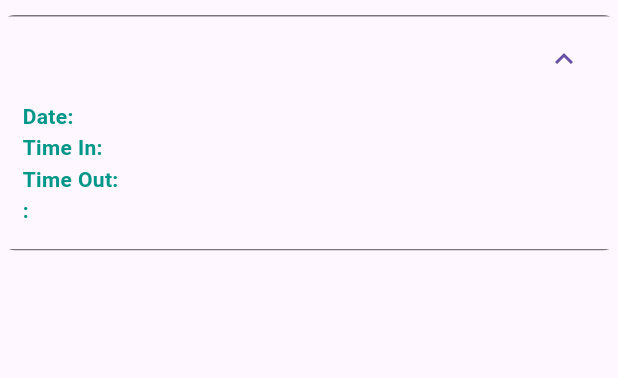
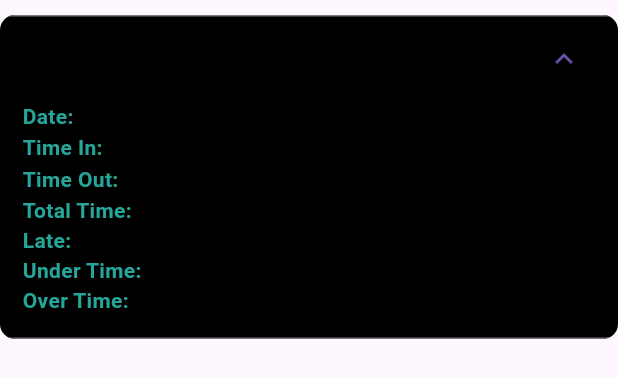
Before and after one commit to arjaymangubat1104/FlutterHRPortal, a Flutter app: the AttendaceHistoryTile widget shown alone on an empty page, opened directly with empty values, after a tap on the "expand more" icon, on a phone screen of 412 x 824 dp. Shown: the top 378 px of the screen. Run offline on Flutter 3.47's test engine with Material 3 defaults, Android fonts, the light colour scheme and no system bars; our stand-ins replace cloud_firestore, date_picker_timeline, firebase_auth, firebase_core, loading_indicator; missing offline and left inert: animated_analog_clock; accounts and stored records are empty.

Commit message:
Update attendance page
-added under_time and late_time
-added total hours

```diff
--- a/lib/models/attendance_model.dart
+++ b/lib/models/attendance_model.dart
@@ -8,6 +8,8 @@ class UserAttendanceModel {
   String? timeIn;
   String? timeOut;
   String? totalTime;
+  String? lateTime;
+  String? underTime;
 
   UserAttendanceModel({
     required this.id,
@@ -19,6 +21,8 @@ class UserAttendanceModel {
     required this.timeIn,
     required this.timeOut,
     this.totalTime,
+    this.lateTime,
+    this.underTime,
   });
 
   factory UserAttendanceModel.fromJson(Map<String, dynamic> json) {
@@ -32,6 +36,8 @@ class UserAttendanceModel {
       timeIn: json['time_in'],
       timeOut: json['time_out'],
       totalTime: json['total_time'],
+      lateTime: json['late_time'],
+      underTime: json['under_time'],
     );
   }
 
@@ -46,6 +52,8 @@ class UserAttendanceModel {
       'time_in': timeIn,
       'time_out': timeOut,
       'total_time': totalTime,
+      'late_time': lateTime,
+      'under_time': underTime,
     };
   }
 
--- a/lib/models/theme_model.dart
+++ b/lib/models/theme_model.dart
@@ -38,7 +38,7 @@ class ThemeManager {
   );
 
   static final ThemeModel customTheme = ThemeModel(
-    themeColor: Colors.teal,
+    themeColor: Colors.teal[400]!,
     textColor: Colors.black,
     boxTextColor: Colors.white,
     backgroundColor: Colors.white,
--- a/lib/utils/attendace_history_tile.dart
+++ b/lib/utils/attendace_history_tile.dart
@@ -1,6 +1,7 @@
 import 'package:flutter/material.dart';
 import 'package:provider/provider.dart';
 
+import '../viewmodel/attendance_view_model.dart';
 import '../viewmodel/theme_view_model.dart';
 
 class AttendaceHistoryTile extends StatelessWidget {
@@ -11,6 +12,8 @@ class AttendaceHistoryTile extends StatelessWidget {
   final String timeOut;
   final String status;
   final String totalTime;
+  final String lateTime;
+  final String underTime;
   final Function(String?)? onChanged;
 
   const AttendaceHistoryTile({
@@ -22,12 +25,15 @@ class AttendaceHistoryTile extends StatelessWidget {
     required this.timeOut,
     required this.status,
     required this.totalTime,
+    required this.lateTime,
+    required this.underTime,
     this.onChanged,
   });
 
   @override
   Widget build(BuildContext context) {
     final themeViewModel = Provider.of<ThemeViewModel>(context);
+    final attendanceViewModel = Provider.of<AttendanceViewModel>(context);
 
     Color changeColor(String value) {
       switch (value) {
@@ -37,16 +43,22 @@ class AttendaceHistoryTile extends StatelessWidget {
           return Colors.red;
         case 'Late':
           return Colors.orange;
+        case 'Under Time':
+          return Colors.blue;
         default:
           return Colors.black;
       }
     }
 
+    Map<String, int> totalTimeComponents = attendanceViewModel.getDurationComponents(totalTime);
+    Map<String, int> lateHoursComponents = attendanceViewModel.getDurationComponents(lateTime);
+    Map<String, int> underTimeComponents = attendanceViewModel.getDurationComponents(underTime);
     return Padding(
       padding: const EdgeInsets.only(top: 10),
       child: ClipRRect(
         borderRadius: BorderRadius.circular(10),
         child: Material(
+          color: changeColor(attendanceStatus),
           child: ExpansionTile(
             title: Row(
               mainAxisAlignment: MainAxisAlignment.spaceBetween,
@@ -57,13 +69,13 @@ class AttendaceHistoryTile extends StatelessWidget {
                       fontWeight: FontWeight.bold,
                       color: themeViewModel.currentTheme.textColor),
                 ),
-                Text(
-                  attendanceStatus,
-                  style: TextStyle(
-                    color: changeColor(attendanceStatus),
-                    fontWeight: FontWeight.bold,
-                  ),
-                )
+                // Text(
+                //   attendanceStatus,
+                //   style: TextStyle(
+                //     color: changeColor(attendanceStatus),
+                //     fontWeight: FontWeight.bold,
+                //   ),
+                // )
               ],
             ),
             childrenPadding: EdgeInsets.only(bottom: 15, left: 15),
@@ -122,14 +134,65 @@ class AttendaceHistoryTile extends StatelessWidget {
               Row(
                 children: [
                   Text(
-                    '$status: ',
+                    'Total Time: ',
                     style: TextStyle(
                         color: themeViewModel.currentTheme.themeColor,
                         fontWeight: FontWeight.bold),
                   ),
                   const SizedBox(width: 10),
                   Text(
-                    totalTime,
+                    '${totalTimeComponents['hours']} hour/s ${totalTimeComponents['minutes']} minute/s ${totalTimeComponents['seconds']} second/s',
+                    style: TextStyle(
+                      color: Colors.black,
+                    ),
+                  ),
+                ],
+              ),
+              Row(
+                children: [
+                  Text(
+                    'Late: ',
+                    style: TextStyle(
+                        color: themeViewModel.currentTheme.themeColor,
+                        fontWeight: FontWeight.bold),
+                  ),
+                  const SizedBox(width: 10),
+                  Text(
+                    '${lateHoursComponents['hours']} hour/s ${lateHoursComponents['minutes']} minute/s ${lateHoursComponents['seconds']} second/s',
+                    style: TextStyle(
+                      color: Colors.black,
+                    ),
+                  ),
+                ],
+              ),
+              Row(
+                children: [
+                  Text(
+                    'Under Time: ',
+                    style: TextStyle(
+                        color: themeViewModel.currentTheme.themeColor,
+                        fontWeight: FontWeight.bold),
+                  ),
+                  const SizedBox(width: 10),
+                  Text(
+                    '${underTimeComponents['hours']} hour/s ${underTimeComponents['minutes']} minute/s ${underTimeComponents['seconds']} second/s',
+                    style: TextStyle(
+                      color: Colors.black,
+                    ),
+                  ),
+                ],
+              ),
+              Row(
+                children: [
+                  Text(
+                    'Over Time: ',
+                    style: TextStyle(
+                        color: themeViewModel.currentTheme.themeColor,
+                        fontWeight: FontWeight.bold),
+                  ),
+                  const SizedBox(width: 10),
+                  Text(
+                    '${totalTimeComponents['hours']} hour/s ${totalTimeComponents['minutes']} minute/s ${totalTimeComponents['seconds']} second/s',
                     style: TextStyle(
                       color: Colors.black,
                     ),
--- a/lib/viewmodel/attendance_view_model.dart
+++ b/lib/viewmodel/attendance_view_model.dart
@@ -6,12 +6,13 @@ import 'package:flutter_attendance_system/viewmodel/auth_view_model.dart';
 import 'package:flutter_attendance_system/viewmodel/time_date_view_model.dart';
 import 'package:intl/intl.dart';
 
-class AttendanceViewModel extends ChangeNotifier{
+class AttendanceViewModel extends ChangeNotifier {
   final FirebaseFirestore _firestore = FirebaseFirestore.instance;
   final AuthViewModel authViewModel;
   final TimeDateViewModel timeDateViewModel;
 
-  AttendanceViewModel ({required this.authViewModel, required this.timeDateViewModel});
+  AttendanceViewModel(
+      {required this.authViewModel, required this.timeDateViewModel});
 
   UserModel? _userModel;
   UserModel? get userModel => _userModel;
@@ -44,25 +45,53 @@ class AttendanceViewModel extends ChangeNotifier{
         throw Exception("User not logged in");
       }
 
-      QuerySnapshot attendanceQuery = await _firestore.collection('attendance')
+      QuerySnapshot attendanceQuery = await _firestore
+          .collection('attendance')
           .where('user_id', isEqualTo: userModel.uid)
-        .where('attendance_date', isEqualTo: DateFormat('yyyy-MM-dd').format(_checkInTime!))
+          .where('attendance_date',
+              isEqualTo: DateFormat('yyyy-MM-dd').format(_checkInTime!))
           .get();
 
       if (attendanceQuery.docs.isNotEmpty) {
         throw Exception("You've already timed in today");
       }
 
+      String lateTime = '';
+      String attendanceStatus = '';
+      DocumentSnapshot documentSnapshot =
+          await _firestore.collection('users').doc(userModel.uid).get();
+      if (documentSnapshot.exists) {
+        Map<String, dynamic> data =
+            documentSnapshot.data() as Map<String, dynamic>;
+        String scheduleIn = data['schedule_in'];
+        String timeIn = DateFormat('HH:mm:ss').format(_checkInTime!);
+        DateTime scheduleInDateTime = DateFormat('HH:mm:ss').parse(scheduleIn);
+        DateTime timeInDateTime = DateFormat('HH:mm:ss').parse(timeIn);
+        if(timeInDateTime.isAfter(scheduleInDateTime)){
+          lateTime = DateFormat('HH:mm:ss').format(
+            DateTime(0).add(timeInDateTime.difference(scheduleInDateTime)));
+        }
+      }
+      if(lateTime.isNotEmpty){
+        attendanceStatus = 'Late';
+      }
+
       UserAttendanceModel attendance = UserAttendanceModel(
         id: _firestore.collection('attendance').doc().id,
         userId: userModel.uid,
         userName: userModel.displayName,
-        attendanceStatus: 'AWOL',
+        attendanceStatus: attendanceStatus,
         attendanceDate: DateFormat('yyyy-MM-dd').format(_checkInTime!),
         timeIn: DateFormat('HH:mm:ss').format(_checkInTime!),
         timeOut: '',
+        totalTime: '',
+        lateTime: lateTime,
+        underTime: '',
       );
-      await _firestore.collection('attendance').doc(attendance.id).set(attendance.toJson());
+      await _firestore
+          .collection('attendance')
+          .doc(attendance.id)
+          .set(attendance.toJson());
       _isSuccessInOut = true;
       notifyListeners();
     } catch (e) {
@@ -72,11 +101,32 @@ class AttendanceViewModel extends ChangeNotifier{
     }
   }
 
+  Future<Duration> _fetchBreakTimeDuration(String userId) async {
+    DocumentSnapshot scheduleDoc =
+        await _firestore.collection('users').doc(userId).get();
+    if (scheduleDoc.exists) {
+      Map<String, dynamic> scheduleData =
+          scheduleDoc.data() as Map<String, dynamic>;
+      String breakStartTime = scheduleData['break_start'];
+      String breakEndTime = scheduleData['break_end'];
+
+      DateTime breakStartDateTime =
+          DateFormat('HH:mm:ss').parse(breakStartTime);
+      DateTime breakEndDateTime = DateFormat('HH:mm:ss').parse(breakEndTime);
+
+      return breakEndDateTime.difference(breakStartDateTime);
+    } else {
+      throw Exception("User schedule not found");
+    }
+  }
+
   Future<Duration> _fetchUserScheduledDuration(String userId) async {
     // Fetch the user's schedule from Firestore (assuming you have a 'schedules' collection)
-    DocumentSnapshot scheduleDoc = await _firestore.collection('users').doc(userId).get();
+    DocumentSnapshot scheduleDoc =
+        await _firestore.collection('users').doc(userId).get();
     if (scheduleDoc.exists) {
-      Map<String, dynamic> scheduleData = scheduleDoc.data() as Map<String, dynamic>;
+      Map<String, dynamic> scheduleData =
+          scheduleDoc.data() as Map<String, dynamic>;
       String startTime = scheduleData['schedule_in'];
       String endTime = scheduleData['schedule_out'];
 
@@ -96,9 +146,11 @@ class AttendanceViewModel extends ChangeNotifier{
       if (userModel == null) {
         throw Exception("User not logged in");
       }
-      QuerySnapshot attendanceQuery = await _firestore.collection('attendance')
+      QuerySnapshot attendanceQuery = await _firestore
+          .collection('attendance')
           .where('user_id', isEqualTo: userModel.uid)
-        .where('attendance_date', isEqualTo: DateFormat('yyyy-MM-dd').format(_checkOutTime!))
+          .where('attendance_date',
+              isEqualTo: DateFormat('yyyy-MM-dd').format(_checkOutTime!))
           .get();
       if (attendanceQuery.docs.isNotEmpty) {
         DocumentSnapshot doc = attendanceQuery.docs.first;
@@ -112,19 +164,67 @@ class AttendanceViewModel extends ChangeNotifier{
 
         // Calculate hours worked
         DateTime timeIn = DateFormat('HH:mm:ss').parse(data['time_in']);
-        DateTime timeOut = DateFormat('HH:mm:ss').parse(DateFormat('HH:mm:ss').format(_checkOutTime!));
+        DateTime timeOut = DateFormat('HH:mm:ss')
+            .parse(DateFormat('HH:mm:ss').format(_checkOutTime!));
         Duration workedDuration = timeOut.difference(timeIn);
 
         // Fetch user's schedule (assuming you have a method to get the user's schedule)
-        Duration scheduledDuration = await _fetchUserScheduledDuration(userModel.uid);
-
-        // Adjust worked hours based on the schedule
-        Duration adjustedWorkedDuration = workedDuration > scheduledDuration ? scheduledDuration : workedDuration;
+        Duration scheduledDuration =
+            await _fetchUserScheduledDuration(userModel.uid);
 
         // Update the attendance record with the worked hours
+        String adjustedWorkedDurationFormatted =
+            getAdjustedWorkedDurationFormatted(workedDuration);
         await _firestore.collection('attendance').doc(doc.id).update({
-          'total_time': adjustedWorkedDuration.inHours.toString(),
+          'total_time': adjustedWorkedDurationFormatted,
         });
+
+        DocumentSnapshot documentSnapshot =
+            await _firestore.collection('users').doc(userModel.uid).get();
+        Map<String, dynamic> userData =
+            documentSnapshot.data() as Map<String, dynamic>;
+        String scheduleOut = userData['schedule_out'];
+        String stringTimeout = DateFormat('HH:mm:ss').format(_checkOutTime!);
+        DateTime scheduleOutDateTime =
+            DateFormat('HH:mm:ss').parse(scheduleOut);
+        DateTime timeOutDateTime = DateFormat('HH:mm:ss').parse(stringTimeout);
+        if (timeOutDateTime.isBefore(scheduleOutDateTime)) {
+          String underTime = '';
+          Duration durationOfUnderTime =
+              scheduleOutDateTime.difference(timeOutDateTime);
+          underTime = DateFormat('HH:mm:ss')
+              .format(DateTime(0).add(durationOfUnderTime));
+          await _firestore.collection('attendance').doc(doc.id).update({
+            'under_time': underTime,
+          });
+        }
+
+        //Condition to check if the user is present
+        // if ((workedDuration > scheduledDuration) &&
+        //     data['under_time'].isEmpty &&
+        //     data['late_time'].isEmpty) {
+        //   await _firestore.collection('attendance').doc(doc.id).update({
+        //     'attendance_status': 'Present',
+        //   });
+        // } else if (data['late_time'].isNotEmpty &&
+        //     data['under_time'].isNotEmpty) {
+        //   await _firestore.collection('attendance').doc(doc.id).update({
+        //     'attendance_status':
+        //         getAdjustedWorkedDurationFormatted(workedDuration),
+        //   });
+        // } else if (data['late_time'].isNotEmpty) {
+        //   await _firestore.collection('attendance').doc(doc.id).update({
+        //     'attendance_status': 'Late',
+        //   });
+        // } else if (data['under_time'].isNotEmpty) {
+        //   await _firestore.collection('attendance').doc(doc.id).update({
+        //     'attendance_status': 'UnderTime',
+        //   });
+        // } else {
+        //   await _firestore.collection('attendance').doc(doc.id).update({
+        //     'attendance_status': 'Absent',
+        //   });
+        // }
 
         _isSuccessInOut = true;
         notifyListeners();
@@ -138,6 +238,57 @@ class AttendanceViewModel extends ChangeNotifier{
     }
   }
 
+  String timeStatus(
+    Duration workedDuration,
+    Duration scheduledDuration,
+  ) {
+    if (workedDuration > scheduledDuration) {
+      return 'Present';
+    } else if (workedDuration < scheduledDuration) {
+      return 'Absent';
+    } else {
+      return 'On Time';
+    }
+  }
+
+  String getAdjustedWorkedDurationFormatted(Duration _adjustedWorkedDuration) {
+    if (_adjustedWorkedDuration != null) {
+      int hours = _adjustedWorkedDuration!.inHours;
+      int minutes = _adjustedWorkedDuration!.inMinutes.remainder(60);
+      int seconds = _adjustedWorkedDuration!.inSeconds.remainder(60);
+      return '${hours.toString().padLeft(2, '0')}:${minutes.toString().padLeft(2, '0')}:${seconds.toString().padLeft(2, '0')}';
+    }
+    return '00:00';
+  }
+
+  Duration stringToDuration(String durationString) {
+    List<String> parts = durationString.split(':');
+    if (parts.length == 3) {
+      int hours = int.parse(parts[0]);
+      int minutes = int.parse(parts[1]);
+      int seconds = int.parse(parts[2]);
+      return Duration(hours: hours, minutes: minutes, seconds: seconds);
+    } else if (parts.length == 2) {
+      int hours = int.parse(parts[0]);
+      int minutes = int.parse(parts[1]);
+      return Duration(hours: hours, minutes: minutes);
+    } else {
+      return Duration.zero;
+    }
+  }
+
+  Map<String, int> getDurationComponents(String durationString) {
+    Duration duration = stringToDuration(durationString);
+    int hours = duration.inHours;
+    int minutes = duration.inMinutes.remainder(60);
+    int seconds = duration.inSeconds.remainder(60);
+    return {
+      'hours': hours,
+      'minutes': minutes,
+      'seconds': seconds,
+    };
+  }
+
   Future<void> fetchUserAttendance(DateTime date) async {
     try {
       UserModel? userModel = authViewModel.userModel;
@@ -145,7 +296,8 @@ class AttendanceViewModel extends ChangeNotifier{
         throw Exception("User not logged in");
       }
       String formattedDate = DateFormat('yyyy-MM-dd').format(date);
-      QuerySnapshot attendanceQuery = await _firestore.collection('attendance')
+      QuerySnapshot attendanceQuery = await _firestore
+          .collection('attendance')
           .where('user_id', isEqualTo: userModel.uid)
           .where('attendance_date', isEqualTo: formattedDate)
           .orderBy('attendance_date', descending: true)
@@ -162,19 +314,28 @@ class AttendanceViewModel extends ChangeNotifier{
     }
   }
 
-  Future<List<UserAttendanceModel>> fetchAllUserAttendanceByYearAndMonth(int year, int month, int cutoffs) async {
+  Future<List<UserAttendanceModel>> fetchAllUserAttendanceByYearAndMonth(
+      int year, int month, int cutoffs) async {
     try {
       List<UserAttendanceModel> attendanceListByYearAndMonth = [];
       UserModel? userModel = authViewModel.userModel;
       if (userModel == null) {
         throw Exception("User not logged in");
       }
-      DateTime startDate = cutoffs == 15 ? DateTime(year, month, 1) : DateTime(year, month, 16); // Start date of the month
-      DateTime endDate = cutoffs == 15 ? DateTime(year, month, 15) : DateTime(year, month + 1, 0); // Last day of the month
-      QuerySnapshot attendanceQuery = await _firestore.collection('attendance')
+      DateTime startDate = cutoffs == 15
+          ? DateTime(year, month, 1)
+          : DateTime(year, month, 16); // Start date of the month
+      DateTime endDate = cutoffs == 15
+          ? DateTime(year, month, 15)
+          : DateTime(year, month + 1, 0); // Last day of the month
+      QuerySnapshot attendanceQuery = await _firestore
+          .collection('attendance')
           .where('user_id', isEqualTo: userModel.uid)
-        .where('attendance_date', isGreaterThanOrEqualTo: DateFormat('yyyy-MM-dd').format(startDate))
-        .where('attendance_date', isLessThanOrEqualTo: DateFormat('yyyy-MM-dd').format(endDate))
+          .where('attendance_date',
+              isGreaterThanOrEqualTo:
+                  DateFormat('yyyy-MM-dd').format(startDate))
+          .where('attendance_date',
+              isLessThanOrEqualTo: DateFormat('yyyy-MM-dd').format(endDate))
           .orderBy('attendance_date', descending: true)
           .get();
       attendanceListByYearAndMonth = attendanceQuery.docs.map((doc) {
@@ -193,10 +354,11 @@ class AttendanceViewModel extends ChangeNotifier{
     if (_attendanceList.isNotEmpty) {
       String? timeIn = _attendanceList.first.timeIn;
       String? timeOut = _attendanceList.first.timeOut;
-      if((timeIn != null && timeIn.isNotEmpty) && (timeOut == null || timeOut.isEmpty)) {
+      if ((timeIn != null && timeIn.isNotEmpty) &&
+          (timeOut == null || timeOut.isEmpty)) {
         return 'You have timed in today, Pending time out...';
-      }
-      else if((timeIn != null && timeIn.isNotEmpty) && (timeOut != null && timeOut.isNotEmpty)) {
+      } else if ((timeIn != null && timeIn.isNotEmpty) &&
+          (timeOut != null && timeOut.isNotEmpty)) {
         return 'You have timed in and out today';
       }
     }
@@ -226,5 +388,4 @@ class AttendanceViewModel extends ChangeNotifier{
     }
     return 'Pending time out...';
   }
-
 }
```
Also changed, not shown: lib/views/attendance_page.dart (+46 -9 lines). Lines whose indentation alone changed are shown as unchanged.
